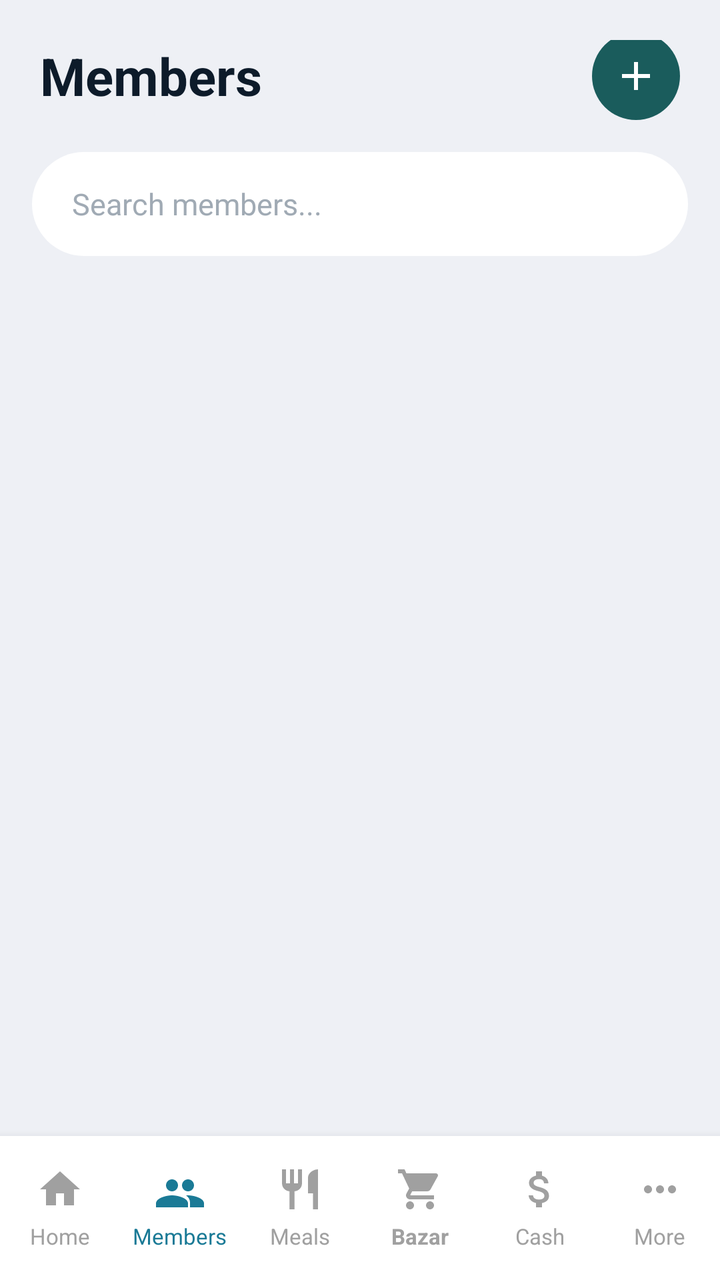
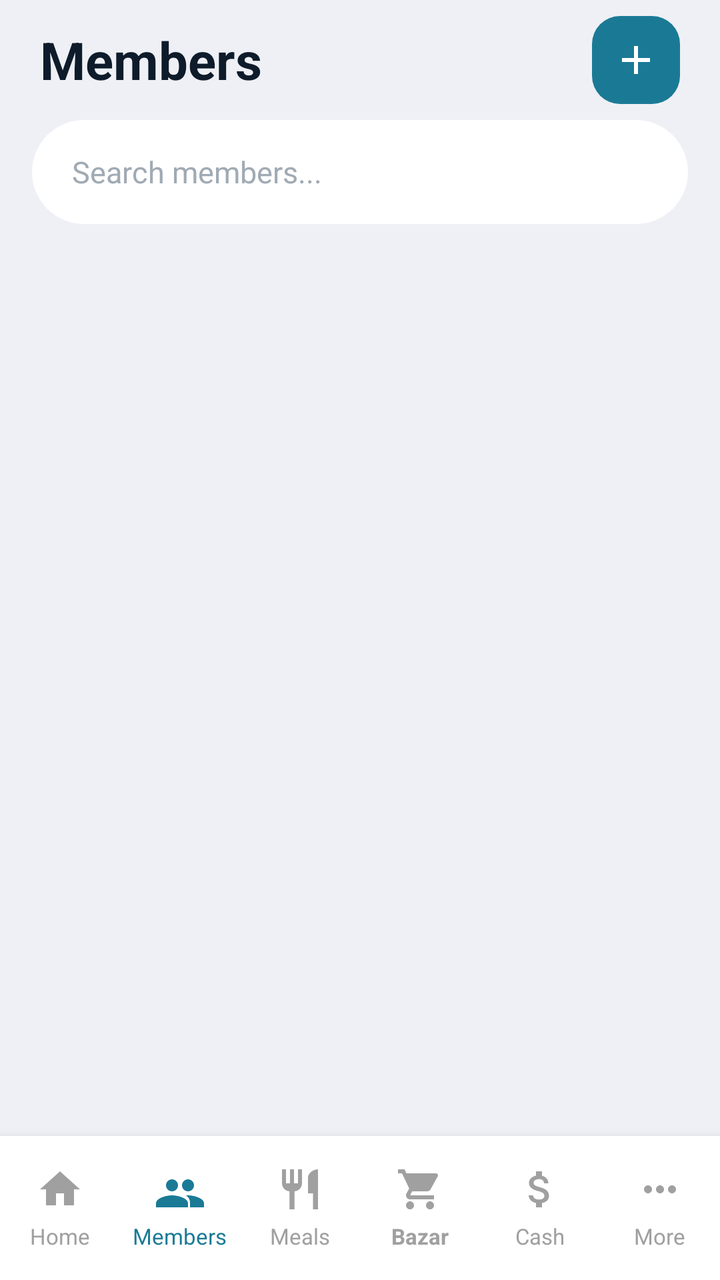

The first picture is an Android layout as it rendered before a commit; the second is the same layout after the commit. The layout source and the unified diff follow.
<!-- AndroidManifest.xml: application theme Theme.MessManagement -->
<!-- res/layout/activity_member.xml -->
<?xml version="1.0" encoding="utf-8"?>
<LinearLayout
    xmlns:android="http://schemas.android.com/apk/res/android"
    xmlns:app="http://schemas.android.com/apk/res-auto"
    android:layout_width="match_parent"
    android:layout_height="match_parent"
    android:orientation="vertical"
    android:background="#EEF0F5">

    
    <RelativeLayout
        android:layout_width="match_parent"
        android:layout_height="wrap_content"
        android:paddingHorizontal="20dp"
        android:paddingTop="20dp"
        android:paddingBottom="12dp">

        <TextView
            android:layout_width="wrap_content"
            android:layout_height="wrap_content"
            android:layout_centerVertical="true"
            android:text="Members"
            android:textColor="#0D1B2A"
            android:textSize="26sp"
            android:textStyle="bold" />

        <ImageButton
            android:id="@+id/btnAdd"
            android:layout_width="44dp"
            android:layout_height="44dp"
            android:layout_alignParentEnd="true"
            android:layout_centerVertical="true"
            android:background="@drawable/bg_circle_teal"
            android:src="@drawable/ic_add"
            android:contentDescription="Add Member" />

    </RelativeLayout>

    
    <EditText
        android:id="@+id/etSearch"
        android:layout_width="match_parent"
        android:layout_height="52dp"
        android:layout_marginHorizontal="16dp"
        android:layout_marginBottom="16dp"
        android:background="@drawable/bg_search_bar"
        android:hint="Search members..."
        android:textColorHint="#A0AAB4"
        android:textColor="#0D1B2A"
        android:textSize="15sp"
        android:paddingHorizontal="20dp"
        android:inputType="text"
        android:drawablePadding="10dp"
        android:singleLine="true" />

    
    <androidx.recyclerview.widget.RecyclerView
        android:id="@+id/rvMembers"
        android:layout_width="match_parent"
        android:layout_height="0dp"
        android:layout_weight="1"
        android:paddingHorizontal="16dp"
        android:paddingBottom="8dp"
        android:clipToPadding="false" />

    <LinearLayout
        android:id="@+id/bottom_nav"
        android:layout_width="match_parent"
        android:layout_height="72dp"
        android:background="@drawable/bottom_nav_background"
        android:baselineAligned="false"
        android:elevation="8dp"
        android:orientation="horizontal"
        app:layout_constraintBottom_toBottomOf="parent">

        
        <LinearLayout
            android:layout_width="0dp"
            android:layout_height="match_parent"
            android:layout_weight="1"
            android:gravity="center"
            android:orientation="vertical"

            android:clickable="true"
            android:focusable="true"
            android:background="?attr/selectableItemBackground"
            android:id="@+id/btn_home_layout">
            <ImageView
                android:layout_width="24dp"
                android:layout_height="24dp"
                android:contentDescription="@string/nav_home"
                android:src="@drawable/ic_home"
                app:tint="@color/nav_inactive" />
            <TextView
                android:layout_width="wrap_content"
                android:layout_height="wrap_content"
                android:layout_marginTop="4dp"
                android:text="@string/nav_home"
                android:textColor="@color/nav_inactive"
                android:textSize="11sp" />
        </LinearLayout>

        
        <LinearLayout
            android:id="@+id/btn_member_layout"
            android:layout_width="0dp"
            android:layout_height="match_parent"
            android:layout_weight="1"
            android:clickable="true"
            android:focusable="true"
            android:background="?attr/selectableItemBackground"
            android:gravity="center"
            android:orientation="vertical">
            <ImageView
                android:layout_width="24dp"
                android:layout_height="24dp"
                android:contentDescription="@string/nav_members"
                android:src="@drawable/ic_members"
                app:tint="@color/nav_active" />
            <TextView
                android:layout_width="wrap_content"
                android:layout_height="wrap_content"
                android:layout_marginTop="4dp"
                android:text="@string/nav_members"
                android:textColor="@color/nav_active"
                android:textSize="11sp" />
        </LinearLayout>

        
        <LinearLayout
            android:id="@+id/btn_meals_layout"
            android:layout_width="0dp"
            android:layout_height="match_parent"
            android:layout_weight="1"
            android:clickable="true"
            android:focusable="true"
            android:background="?attr/selectableItemBackground"
            android:gravity="center"
            android:orientation="vertical">
            <ImageView
                android:layout_width="24dp"
                android:layout_height="24dp"
                android:contentDescription="@string/nav_meals"
                android:src="@drawable/ic_meals"
                app:tint="@color/nav_inactive" />
            <TextView
                android:layout_width="wrap_content"
                android:layout_height="wrap_content"
                android:layout_marginTop="4dp"
                android:text="@string/nav_meals"
                android:textColor="@color/nav_inactive"
                android:textSize="11sp" />
        </LinearLayout>

        
        <LinearLayout
            android:layout_width="0dp"
            android:layout_height="match_parent"
            android:layout_weight="1"
            android:gravity="center"
            android:orientation="vertical"

            android:clickable="true"
            android:focusable="true"
            android:background="?attr/selectableItemBackground"
            android:id="@+id/btn_bazar_layout">
            <ImageView
                android:layout_width="24dp"
                android:layout_height="24dp"
                android:contentDescription="@string/nav_bazar"
                android:src="@drawable/ic_bazar"
                app:tint="@color/nav_inactive" />
            <TextView
                android:layout_width="wrap_content"
                android:layout_height="wrap_content"
                android:layout_marginTop="4dp"
                android:text="@string/nav_bazar"
                android:textColor="@color/nav_inactive"
                android:textSize="11sp"
                android:textStyle="bold" />
        </LinearLayout>

        
        <LinearLayout
            android:id="@+id/btn_cash_layout"
            android:layout_width="0dp"
            android:layout_height="match_parent"
            android:layout_weight="1"
            android:clickable="true"
            android:focusable="true"
            android:background="?attr/selectableItemBackground"
            android:gravity="center"
            android:orientation="vertical">
            <ImageView
                android:layout_width="24dp"
                android:layout_height="24dp"
                android:contentDescription="@string/nav_cash"
                android:src="@drawable/ic_cash"
                app:tint="@color/nav_inactive" />
            <TextView
                android:layout_width="wrap_content"
                android:layout_height="wrap_content"
                android:layout_marginTop="4dp"
                android:text="@string/nav_cash"
                android:textColor="@color/nav_inactive"
                android:textSize="11sp" />
        </LinearLayout>

        
        <LinearLayout
            android:id="@+id/btn_more_layout"
            android:layout_width="0dp"
            android:layout_height="match_parent"
            android:layout_weight="1"
            android:clickable="true"
            android:focusable="true"
            android:background="?attr/selectableItemBackground"
            android:gravity="center"
            android:orientation="vertical">
            <ImageView
                android:layout_width="24dp"
                android:layout_height="24dp"
                android:contentDescription="@string/nav_more"
                android:src="@drawable/ic_more"
                app:tint="@color/nav_inactive" />
            <TextView
                android:layout_width="wrap_content"
                android:layout_height="wrap_content"
                android:layout_marginTop="4dp"
                android:text="@string/nav_more"
                android:textColor="@color/nav_inactive"
                android:textSize="11sp" />
        </LinearLayout>

    </LinearLayout>


</LinearLayout>
<!-- resources referenced by this layout -->
<resources>
  <color name="nav_active">#1a7a96</color>
  <color name="nav_inactive">#a0a0a0</color>
  <!-- drawable bg_circle_teal (drawable) -->
  <?xml version="1.0" encoding="utf-8"?>
  <shape xmlns:android="http://schemas.android.com/apk/res/android"
      android:shape="oval">
      <solid android:color="#1A5C5C" />
  </shape>
  <!-- drawable bg_search_bar (drawable) -->
  <?xml version="1.0" encoding="utf-8"?>
  <shape xmlns:android="http://schemas.android.com/apk/res/android"
      android:shape="rectangle">
      <solid android:color="#FFFFFF" />
      <corners android:radius="30dp" />
  </shape>
  <!-- drawable bottom_nav_background (drawable) -->
  <?xml version="1.0" encoding="utf-8"?>
  <shape xmlns:android="http://schemas.android.com/apk/res/android">
      <solid android:color="@color/white" />
  </shape>
  <!-- drawable ic_add (drawable) -->
  <vector xmlns:android="http://schemas.android.com/apk/res/android"
      android:width="24dp"
      android:height="24dp"
      android:viewportWidth="24"
      android:viewportHeight="24">
      <path
          android:fillColor="@android:color/white"
          android:pathData="M19,13H13V19H11V13H5V11H11V5H13V11H19V13Z" />
  </vector>
  <!-- drawable ic_home (drawable) -->
  <vector xmlns:android="http://schemas.android.com/apk/res/android"
      android:width="24dp"
      android:height="24dp"
      android:viewportWidth="24"
      android:viewportHeight="24">
      <path
          android:fillColor="@android:color/black"
          android:pathData="M10,20V14H14V20H19V12H22L12,3L2,12H5V20H10Z" />
  </vector>
  <!-- drawable ic_meals (drawable) -->
  <vector xmlns:android="http://schemas.android.com/apk/res/android"
      android:width="24dp"
      android:height="24dp"
      android:viewportWidth="24"
      android:viewportHeight="24">
      <path
          android:fillColor="@android:color/black"
          android:pathData="M11,9H9V2H7V9H5V2H3V9C3,11.12 4.66,12.84 6.75,12.97V22H9.25V12.97C11.34,12.84 13,11.12 13,9V2H11V9M16,6V14H18.5V22H21V2C18.24,2 16,4.24 16,6Z" />
  </vector>
  <!-- drawable ic_more (drawable) -->
  <vector xmlns:android="http://schemas.android.com/apk/res/android"
      android:width="24dp"
      android:height="24dp"
      android:viewportWidth="24"
      android:viewportHeight="24">
      <path
          android:fillColor="@android:color/black"
          android:pathData="M6,10C4.9,10 4,10.9 4,12C4,13.1 4.9,14 6,14C7.1,14 8,13.1 8,12C8,10.9 7.1,10 6,10M18,10C16.9,10 16,10.9 16,12C16,13.1 16.9,14 18,14C19.1,14 20,13.1 20,12C20,10.9 19.1,10 18,10M12,10C10.9,10 10,10.9 10,12C10,13.1 10.9,14 12,14C13.1,14 14,13.1 14,12C14,10.9 13.1,10 12,10Z" />
  </vector>
  <string name="nav_bazar">Bazar</string>
  <string name="nav_cash">Cash</string>
  <string name="nav_home">Home</string>
  <string name="nav_meals">Meals</string>
  <string name="nav_members">Members</string>
  <string name="nav_more">More</string>
  <style name="Theme.MessManagement" parent="Theme.Material3.Light.NoActionBar">
          
          <item name="colorPrimary">@color/nav_active</item>
          <item name="colorOnPrimary">@color/white</item>
          
          <item name="colorSecondary">@color/bazar_card_end</item>
          <item name="colorOnSecondary">@color/white</item>
          
          <item name="android:statusBarColor">@color/primary_bg</item>
          <item name="android:windowLightStatusBar">true</item>
          <item name="android:fitsSystemWindows">true</item>
      </style>
  <color name="white">#FFFFFFFF</color>
  <color name="bazar_card_end">#2b8ab0</color>
  <color name="primary_bg">#1a4d63</color>
  <!-- unchanged entries left out for length: 3 -->
</resources>

<!-- the commit's change to res/layout/activity_member.xml (unified diff, before → after) -->
@@ -10,10 +10,8 @@
     
     <RelativeLayout
         android:layout_width="match_parent"
-        android:layout_height="wrap_content"
-        android:paddingHorizontal="20dp"
-        android:paddingTop="20dp"
-        android:paddingBottom="12dp">
+        android:layout_height="60dp"
+        android:paddingHorizontal="20dp">
 
         <TextView
             android:layout_width="wrap_content"
@@ -26,13 +24,18 @@
 
         <ImageButton
             android:id="@+id/btnAdd"
+            android:layout_marginTop="15dp"
+
+            android:src="@drawable/ic_add"
+            app:backgroundTint="@color/fab_bg"
+
             android:layout_width="44dp"
             android:layout_height="44dp"
             android:layout_alignParentEnd="true"
             android:layout_centerVertical="true"
             android:background="@drawable/bg_circle_teal"
-            android:src="@drawable/ic_add"
-            android:contentDescription="Add Member" />
+            android:contentDescription="Add Member"
+             />
 
     </RelativeLayout>
 
<!-- resource entries referenced after the edit -->
@@ -1,12 +1,17 @@
 <!-- resources referenced by this layout -->
 <resources>
+  <color name="fab_bg">#1a7a96</color>
   <color name="nav_active">#1a7a96</color>
   <color name="nav_inactive">#a0a0a0</color>
   <!-- drawable bg_circle_teal (drawable) -->
   <?xml version="1.0" encoding="utf-8"?>
   <shape xmlns:android="http://schemas.android.com/apk/res/android"
-      android:shape="oval">
+      android:shape="rectangle">
+  
       <solid android:color="#1A5C5C" />
+  
+      <corners android:radius="14dp" />
+  
   </shape>
   <!-- drawable bg_search_bar (drawable) -->
   <?xml version="1.0" encoding="utf-8"?>
